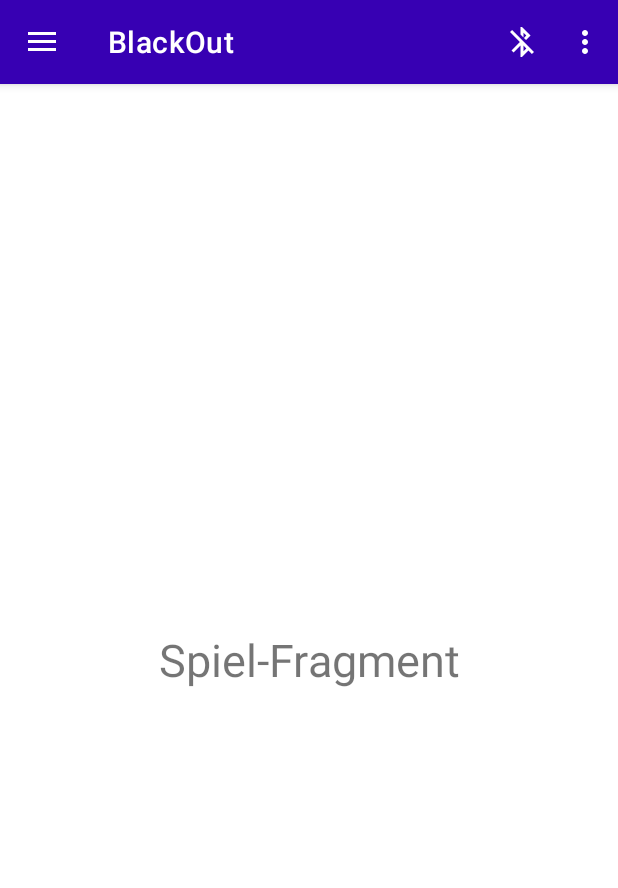
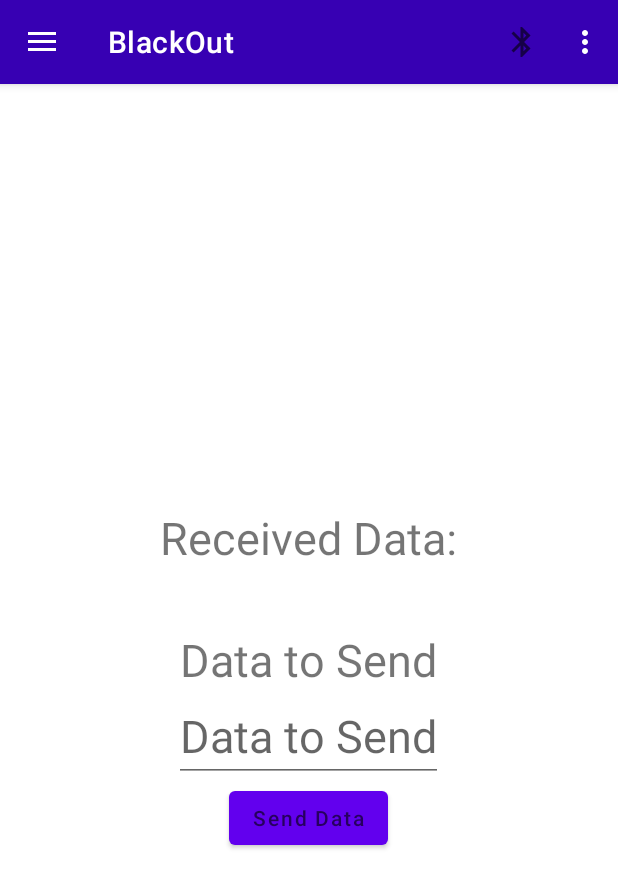
Before and after one commit to olisonsturm/blackout, an Android app: the screen it shows after launch (LobbyActivity), after a tap on an icon or button, on a phone screen of 412 x 824 dp. Shown: the top 888 px of the screen. Run offline under Robolectric (Android 15) with nearby library versions, the phone set to English and light mode, and no system bars; our stand-ins replace Room's generated code; libraries missing offline, so code that uses them is left out: it.xabaras.android; 2 statements that could not run were skipped; 3 other taps on this screen came first.

Commit message:
neuste Funktion: -small fixes
noch zu machen:
- Player ändern

```diff
--- a/app/src/main/AndroidManifest.xml
+++ b/app/src/main/AndroidManifest.xml
@@ -25,6 +25,7 @@
         <activity
             android:name=".view.activitys.LobbyActivity"
             android:theme="@style/Theme.Blackout.NoActionBar" />
+        <activity android:name=".view.activitys.SpielExampleActivity" />
 
 
     </application>
--- a/app/src/main/java/me/olisonsturm/blackout/view/activitys/LobbyActivity.java
+++ b/app/src/main/java/me/olisonsturm/blackout/view/activitys/LobbyActivity.java
@@ -13,6 +13,7 @@ import android.widget.Toast;
 import androidx.annotation.NonNull;
 import androidx.appcompat.app.ActionBarDrawerToggle;
 import androidx.appcompat.app.AppCompatActivity;
+import androidx.appcompat.view.menu.ActionMenuItemView;
 import androidx.appcompat.widget.Toolbar;
 import androidx.core.view.GravityCompat;
 import androidx.drawerlayout.widget.DrawerLayout;
@@ -38,7 +39,7 @@ public class LobbyActivity extends AppCompatActivity implements NavigationView.O
     static final UUID myUUID = UUID.fromString("00001101-0000-1000-8000-00805F9B34FB");
     Toolbar toolbar;
     NavigationView navigationView;
-    //MenuItem bluetoothIcon;
+    ActionMenuItemView bluetoothIcon;
     BluetoothAdapter bluetoothAdapter;
     BluetoothSocket bluetoothSocket;
     InputStream inputStream;
@@ -49,7 +50,7 @@ public class LobbyActivity extends AppCompatActivity implements NavigationView.O
     private ProgressDialog progress;
     private PlayerViewModel playerViewModel;
 
-    @SuppressLint("NonConstantResourceId")
+    @SuppressLint({"NonConstantResourceId", "RestrictedApi"})
     @Override
     protected void onCreate(Bundle savedInstanceState) {
         super.onCreate(savedInstanceState);
@@ -59,7 +60,7 @@ public class LobbyActivity extends AppCompatActivity implements NavigationView.O
         drawer = findViewById(R.id.drawer_layout);
         toolbar = findViewById(R.id.myToolbar);
         navigationView = findViewById(R.id.nav_view);
-        //bluetoothIcon =  (MenuItem) findViewById(R.id.bluetoothCheck);
+        bluetoothIcon = (ActionMenuItemView) findViewById(R.id.bluetoothCheck);
 
         bluetoothAdapter = BluetoothAdapter.getDefaultAdapter();
 
@@ -67,15 +68,15 @@ public class LobbyActivity extends AppCompatActivity implements NavigationView.O
 
 
         //check to set bluetooth Icon
-        /*
         if (!bluetoothAdapter.isEnabled()) {
-            bluetoothIcon.setImageResource(R.drawable.ic_bluetooth_off);
+            bluetoothIcon.setIcon(getDrawable(R.drawable.ic_bluetooth_off));
         } else {
-            bluetoothIcon.setImageResource(R.drawable.ic_bluetooth_on);
+            bluetoothIcon.setIcon(getDrawable(R.drawable.ic_bluetooth_on));
         }
+
         if (bluetoothAdapter.isDiscovering()) {
-            bluetoothIcon.setImageResource(R.drawable.ic_bluetooth_discovering);
-        }*/
+            bluetoothIcon.setIcon(getDrawable(R.drawable.ic_bluetooth_discovering));
+        }
 
 
         navigationView.setNavigationItemSelectedListener(this);
@@ -95,13 +96,17 @@ public class LobbyActivity extends AppCompatActivity implements NavigationView.O
                 case R.id.bluetoothCheck:
                     if (!bluetoothAdapter.isEnabled()) {
                         bluetoothAdapter.enable();
+                        bluetoothIcon.setIcon(getDrawable(R.drawable.ic_bluetooth_on));
+
+                    } else {
+                        if (!bluetoothAdapter.isDiscovering()) {
+                            bluetoothAdapter.startDiscovery();
+                            bluetoothIcon.setIcon(getDrawable(R.drawable.ic_bluetooth_discovering));
+                        }
+
+                        BottomSheetBluetooth bottomSheetBluetooth = new BottomSheetBluetooth();
+                        bottomSheetBluetooth.show(getSupportFragmentManager(), "exampleBottomSheet");
                     }
-                    if (!bluetoothAdapter.isDiscovering()) {
-                        bluetoothAdapter.startDiscovery();
-                        //bluetoothIcon.setIcon(R.drawable.ic_bluetooth_discovering);
-                    }
-                    BottomSheetBluetooth bottomSheetBluetooth = new BottomSheetBluetooth();
-                    bottomSheetBluetooth.show(getSupportFragmentManager(), "exampleBottomSheet");
                     break;
 
                 case R.id.deletePlayers:
@@ -154,9 +159,7 @@ public class LobbyActivity extends AppCompatActivity implements NavigationView.O
     public void onItemClicked(String name, String address) {
         deviceName = name;
         deviceAddress = address;
-        new ConnectBT().execute();
     }
-
 
     private class ConnectBT extends AsyncTask<Void, Void, Void> {
         private boolean ConnectSuccess = true; // UI thread
@@ -191,16 +194,8 @@ public class LobbyActivity extends AppCompatActivity implements NavigationView.O
 
             if (!ConnectSuccess) {
                 Toast.makeText(LobbyActivity.this, "Connection Failed. Is it a SPP Bluetooth? Try again!", Toast.LENGTH_LONG).show();
-                /*if (bluetoothAdapter.isEnabled()) {
-                    bluetoothIcon.setIcon(R.drawable.ic_bluetooth_on);
-                }
-                if (bluetoothAdapter.isDiscovering()) {
-                    bluetoothIcon.setIcon(R.drawable.ic_bluetooth_discovering);
-                }*/
             } else {
                 Toast.makeText(LobbyActivity.this, "Connected", Toast.LENGTH_SHORT).show();
-                ConnectionInfo.setConnected(true);
-                //bluetoothIcon.setIcon(R.drawable.ic_bluetooth_connected);
             }
             progress.dismiss();
         }
--- /dev/null
+++ b/app/src/main/java/me/olisonsturm/blackout/view/activitys/SpielExampleActivity.java
@@ -0,0 +1,23 @@
+package me.olisonsturm.blackout.view.activitys;
+
+import android.os.Bundle;
+
+import androidx.appcompat.app.AppCompatActivity;
+
+import me.olisonsturm.blackout.R;
+
+public class SpielExampleActivity extends AppCompatActivity {
+
+
+    @Override
+    protected void onCreate(Bundle savedInstanceState) {
+        super.onCreate(savedInstanceState);
+        setContentView(R.layout.activity_spiel_example);
+
+
+
+    }
+
+
+
+}
--- a/app/src/main/java/me/olisonsturm/blackout/view/fragments/GamingFragment.java
+++ b/app/src/main/java/me/olisonsturm/blackout/view/fragments/GamingFragment.java
@@ -1,21 +1,61 @@
 package me.olisonsturm.blackout.view.fragments;
 
+import android.bluetooth.BluetoothAdapter;
+import android.bluetooth.BluetoothSocket;
 import android.os.Bundle;
 import android.view.LayoutInflater;
 import android.view.View;
 import android.view.ViewGroup;
+import android.widget.Button;
+import android.widget.EditText;
+import android.widget.TextView;
 
 import androidx.annotation.Nullable;
 import androidx.fragment.app.Fragment;
+
+import java.io.IOException;
+import java.io.InputStream;
+import java.io.OutputStream;
 
 import me.olisonsturm.blackout.R;
 
 public class GamingFragment extends Fragment {
 
+    TextView textView;
+    EditText editText;
+    Button btn;
+
+    BluetoothAdapter bluetoothAdapter;
+    BluetoothSocket bluetoothSocket;
+    InputStream inputStream;
+    OutputStream outputStream;
+
+
     @Nullable
     @Override
-    public View onCreateView(LayoutInflater inflater, @Nullable ViewGroup container, @Nullable Bundle savedInstance){
-        return inflater.inflate(R.layout.fragment_spiele, container, false);
+    public View onCreateView(LayoutInflater inflater, @Nullable ViewGroup container, @Nullable Bundle savedInstance) {
+        View view = inflater.inflate(R.layout.fragment_spiele, container, false);
+
+        textView = view.findViewById(R.id.anzeige);
+        editText = view.findViewById(R.id.data_send);
+        btn = view.findViewById(R.id.send_btn);
+
+
+
+        try {
+            outputStream = bluetoothSocket.getOutputStream();
+        } catch (IOException e) {
+            e.printStackTrace();
+        }
+
+        try {
+            inputStream = bluetoothSocket.getInputStream();
+        } catch (IOException e) {
+            e.printStackTrace();
+        }
+
+
+        return view;
     }
 
 }
--- /dev/null
+++ b/app/src/main/res/layout/activity_spiel_example.xml
@@ -0,0 +1,6 @@
+<?xml version="1.0" encoding="utf-8"?>
+<androidx.constraintlayout.widget.ConstraintLayout xmlns:android="http://schemas.android.com/apk/res/android"
+    android:layout_width="match_parent"
+    android:layout_height="match_parent">
+
+</androidx.constraintlayout.widget.ConstraintLayout>
--- a/app/src/main/res/layout/fragment_spiele.xml
+++ b/app/src/main/res/layout/fragment_spiele.xml
@@ -1,13 +1,52 @@
 <?xml version="1.0" encoding="utf-8"?>
-<androidx.constraintlayout.widget.ConstraintLayout xmlns:android="http://schemas.android.com/apk/res/android"
+<RelativeLayout xmlns:android="http://schemas.android.com/apk/res/android"
     android:layout_width="match_parent"
     android:layout_height="match_parent">
 
-        <TextView
-            android:layout_width="match_parent"
-            android:layout_height="match_parent"
-            android:gravity="center"
-            android:textSize="30dp"
-            android:text="Spiel-Fragment"/>
+    <TextView
+        android:layout_width="wrap_content"
+        android:layout_height="wrap_content"
+        android:layout_above="@id/anzeige"
+        android:layout_centerHorizontal="true"
+        android:gravity="center"
+        android:text="Received Data:"
+        android:textSize="30dp" />
 
-</androidx.constraintlayout.widget.ConstraintLayout>
+    <TextView
+        android:id="@+id/anzeige"
+        android:layout_width="wrap_content"
+        android:layout_height="wrap_content"
+        android:layout_above="@+id/Tv"
+        android:layout_centerHorizontal="true"
+        android:textSize="30dp" />
+
+
+    <TextView
+        android:id="@+id/Tv"
+        android:layout_width="wrap_content"
+        android:layout_height="wrap_content"
+        android:layout_centerInParent="true"
+        android:gravity="center"
+        android:text="Data to Send"
+        android:textSize="30dp" />
+
+    <EditText
+        android:id="@+id/data_send"
+        android:layout_width="wrap_content"
+        android:layout_height="wrap_content"
+        android:layout_below="@+id/Tv"
+        android:layout_centerHorizontal="true"
+        android:hint="Data to Send"
+        android:textSize="30dp" />
+
+
+    <Button
+        android:id="@+id/send_btn"
+        android:layout_width="wrap_content"
+        android:layout_height="wrap_content"
+        android:layout_below="@+id/data_send"
+        android:layout_centerHorizontal="true"
+        android:hint="Send Data" />
+
+
+</RelativeLayout>
```
